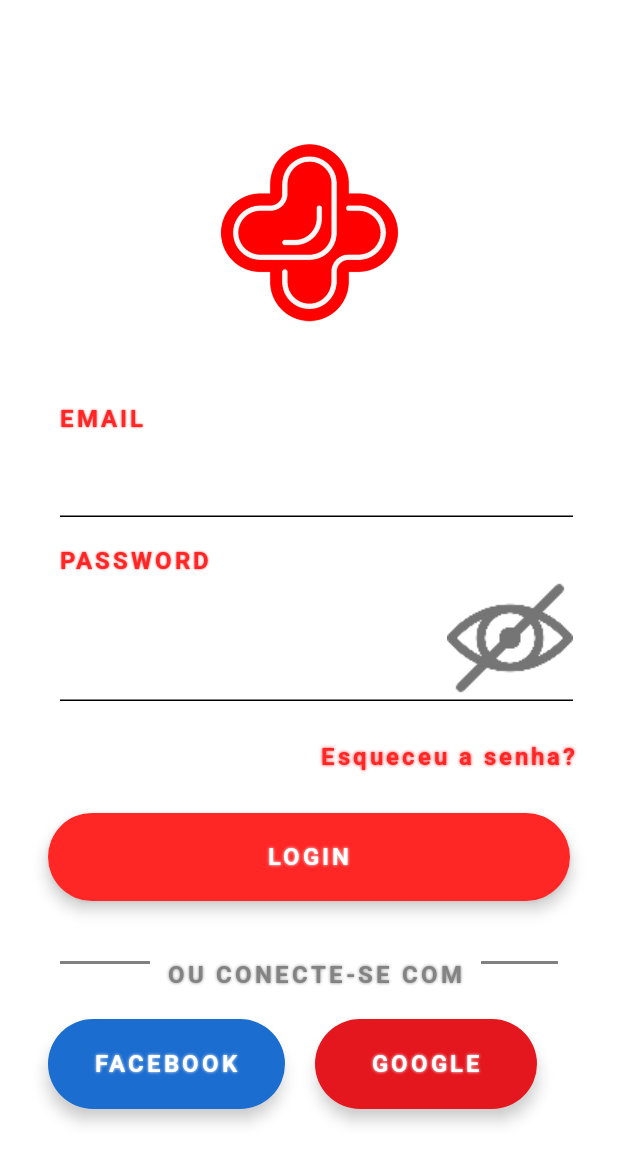
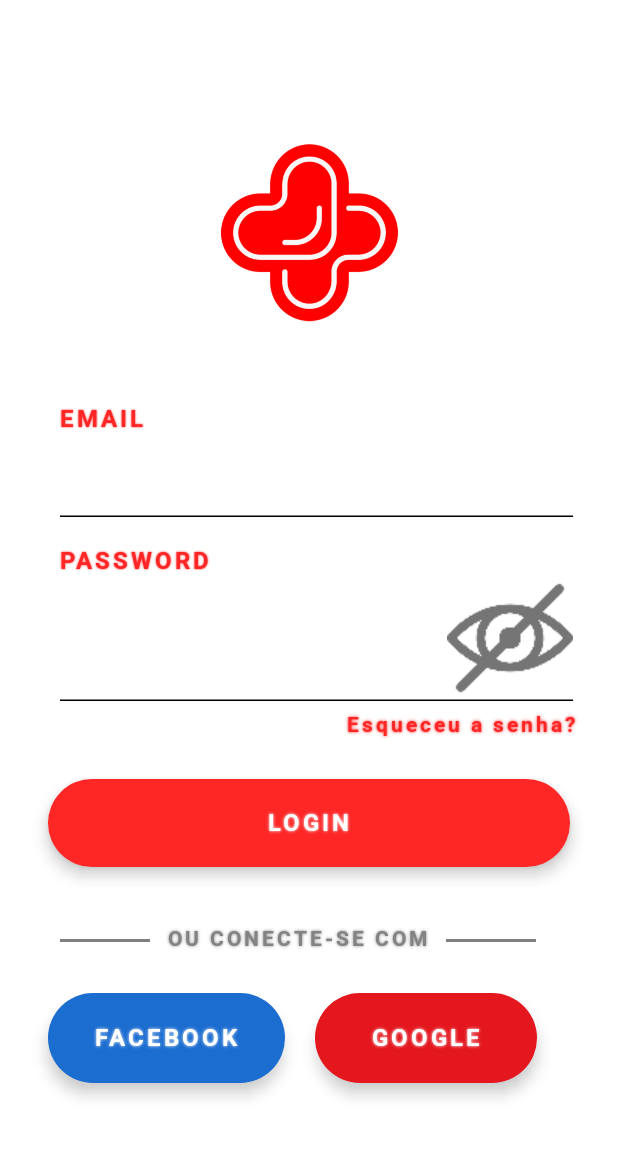
Before and after one commit to lsbloo/FarmaApp, an Android app built with Jetpack Compose: the screen it shows after launch (MainActivity), on a phone screen of 412 x 824 dp. Shown: the top 1163 px of the screen. Run offline under Robolectric (Android 15) with nearby library versions, the light colour scheme and no system bars; our stand-ins replace Room's generated code, Timber, livedata-compose.

Commit message:
feat(home): creating loginDao

```diff
--- a/app/src/main/java/com/farma/poc/core/config/constants/ConfigApplicationConstants.kt
+++ b/app/src/main/java/com/farma/poc/core/config/constants/ConfigApplicationConstants.kt
@@ -7,6 +7,6 @@ object ConfigApplicationConstants {
 
     // DATABASE_NAME
     const val NAME_DATABASE = "farma_db.db"
-    const val VERSION_DATABASE = 12
+    const val VERSION_DATABASE = 13
 
 }
--- a/app/src/main/java/com/farma/poc/core/config/data/FarmaAppDatabase.kt
+++ b/app/src/main/java/com/farma/poc/core/config/data/FarmaAppDatabase.kt
@@ -3,8 +3,10 @@ package com.farma.poc.core.config.data
 import androidx.room.Database
 import androidx.room.RoomDatabase
 import com.farma.poc.core.config.constants.ConfigApplicationConstants.VERSION_DATABASE
+import com.farma.poc.login.data.dao.LoginDAO
+import com.farma.poc.login.data.models.ResponseLoginDTO
 
-@Database(entities = [Person::class], version = VERSION_DATABASE)
+@Database(entities = [Person::class, ResponseLoginDTO::class], version = VERSION_DATABASE)
 abstract class FarmaAppDatabase: RoomDatabase() {
-
+    abstract fun loginDao(): LoginDAO
 }
--- a/app/src/main/java/com/farma/poc/core/config/data/FarmaDatabase.kt
+++ b/app/src/main/java/com/farma/poc/core/config/data/FarmaDatabase.kt
@@ -14,6 +14,7 @@ object FarmaDatabase {
             provideDatabase(androidApplication())
         }
     }
+
     private fun provideDatabase(application: Application): FarmaAppDatabase {
         return Room.databaseBuilder(application, FarmaAppDatabase::class.java, NAME_DATABASE)
             .fallbackToDestructiveMigration().allowMainThreadQueries().build()
--- a/app/src/main/java/com/farma/poc/core/config/network/RetrofitInitializer.kt
+++ b/app/src/main/java/com/farma/poc/core/config/network/RetrofitInitializer.kt
@@ -24,15 +24,11 @@ object RetrofitInitializer {
         }
 
         fun provideHttpClient(cache: Cache): OkHttpClient {
-            val interceptorLogger = HttpLoggingInterceptor { message ->
-                Timber.tag(
-                    "okHttp"
-                ).d(message)
-
-            }.setLevel(HttpLoggingInterceptor.Level.BASIC)
+            val interceptorLogger = HttpLoggingInterceptor()
+            interceptorLogger.level = HttpLoggingInterceptor.Level.BODY
             val cachedOkHttpClientBuilder = OkHttpClient.Builder().apply {
                 cache
-                addInterceptor(interceptorLogger)
+               addInterceptor(interceptorLogger)
             }
             return cachedOkHttpClientBuilder.build()
         }
--- a/app/src/main/java/com/farma/poc/core/utils/components/CustomTextField.kt
+++ b/app/src/main/java/com/farma/poc/core/utils/components/CustomTextField.kt
@@ -25,6 +25,7 @@ import com.farma.poc.core.resources.colors.Colors
 fun customTextField(
     modifier: Modifier,
     isPassword: Boolean,
+    changePasswordTransformation: Boolean? = null,
     state: String,
     onValueChange: (String) -> Unit,
     label: @Composable() (() -> Unit)? = null,
@@ -32,6 +33,8 @@ fun customTextField(
     leadingIcon: @Composable() (() -> Unit)? = null, textStyle: TextStyle? = null,
     trailingIcon: @Composable (() -> Unit)? = null,
 ) {
+    val maxCharPassword = 10
+    val maxCharOtherField = 40
     return TextField(
         colors = TextFieldDefaults.outlinedTextFieldColors(
             focusedBorderColor = Colors.redPrimary,
@@ -39,14 +42,19 @@ fun customTextField(
         ),
         modifier = modifier,
         value = state,
-        onValueChange = { onValueChange.invoke(it) },
+        onValueChange = {
+            if (it.length <= maxCharPassword && isPassword) onValueChange.invoke(it)
+            else if (!isPassword && it.length <= maxCharOtherField) {
+                onValueChange.invoke(it)
+            }
+        },
         label = label,
         placeholder = placeholder,
         leadingIcon = leadingIcon,
         keyboardOptions = if (isPassword) KeyboardOptions(keyboardType = KeyboardType.Password) else {
             KeyboardOptions(keyboardType = KeyboardType.Text)
         },
-        visualTransformation = if (isPassword) PasswordVisualTransformation() else {
+        visualTransformation = if (isPassword && changePasswordTransformation == true) PasswordVisualTransformation() else {
             VisualTransformation.None
         },
         trailingIcon = trailingIcon,
--- /dev/null
+++ b/app/src/main/java/com/farma/poc/login/data/dao/LoginDAO.kt
@@ -0,0 +1,19 @@
+package com.farma.poc.login.data.dao
+
+import androidx.lifecycle.LiveData
+import androidx.room.Dao
+import androidx.room.Insert
+import androidx.room.OnConflictStrategy
+import androidx.room.Query
+import com.farma.poc.login.data.models.ResponseLoginDTO
+
+@Dao
+interface LoginDAO {
+
+    @Insert(onConflict = OnConflictStrategy.REPLACE)
+    fun insertLoginToken(loginDTO: ResponseLoginDTO)
+
+    @Query("select * from tokenlogin where id=:idUser")
+    fun getLoginToken(idUser: Int): LiveData<ResponseLoginDTO?>
+
+}
--- a/app/src/main/java/com/farma/poc/login/data/di/LoginSetup.kt
+++ b/app/src/main/java/com/farma/poc/login/data/di/LoginSetup.kt
@@ -1,6 +1,8 @@
 package com.farma.poc.login.data.di
 
+import com.farma.poc.core.config.data.FarmaAppDatabase
 import com.farma.poc.login.data.api.LoginAPI
+import com.farma.poc.login.data.dao.LoginDAO
 import com.farma.poc.login.data.repository.LoginRepository
 import com.farma.poc.login.data.task.LoginApiTask
 import com.farma.poc.login.presentation.LoginViewModel
@@ -9,17 +11,21 @@ import retrofit2.Retrofit
 
 object LoginSetup {
 
-    private fun provideLoginApi(retrofit: Retrofit): LoginAPI = retrofit.create(LoginAPI::class.java)
+    private fun provideLoginApi(retrofit: Retrofit): LoginAPI =
+        retrofit.create(LoginAPI::class.java)
 
-    private fun provideLoginApiTask( loginAPI: LoginAPI): LoginApiTask {
+    private fun provideLoginApiTask(loginAPI: LoginAPI): LoginApiTask {
         return LoginApiTask(loginAPI = loginAPI)
     }
 
-    private fun provideLoginRepository(loginApiTask: LoginApiTask): LoginRepository {
-        return LoginRepository(loginApiTask = loginApiTask)
+    private fun provideLoginRepository(
+        loginApiTask: LoginApiTask,
+        databaseInstance: FarmaAppDatabase
+    ): LoginRepository {
+        return LoginRepository(loginApiTask = loginApiTask, loginDAO = databaseInstance.loginDao())
     }
 
-    private fun provideLoginViewModel(loginRepository: LoginRepository): LoginViewModel{
+    private fun provideLoginViewModel(loginRepository: LoginRepository): LoginViewModel {
         return LoginViewModel(loginRepository = loginRepository)
     }
 
@@ -31,8 +37,8 @@ object LoginSetup {
         single {
             provideLoginApiTask(get())
         }
-        single { provideLoginRepository(get()) }
-        single { provideLoginViewModel(get())}
+        single { provideLoginRepository(get(), get()) }
+        single { provideLoginViewModel(get()) }
     }
 
 }
--- a/app/src/main/java/com/farma/poc/login/data/repository/LoginRepository.kt
+++ b/app/src/main/java/com/farma/poc/login/data/repository/LoginRepository.kt
@@ -1,18 +1,26 @@
 package com.farma.poc.login.data.repository
 
+import androidx.lifecycle.LiveData
+import com.farma.poc.login.data.dao.LoginDAO
 import com.farma.poc.login.data.models.ResponseLoginDTO
 import com.farma.poc.login.data.task.LoginApiTask
+import kotlinx.coroutines.CoroutineScope
+import kotlinx.coroutines.Dispatchers
+import kotlinx.coroutines.launch
 import okhttp3.ResponseBody
 
-class LoginRepository(private val loginApiTask: LoginApiTask) {
+class LoginRepository(private val loginApiTask: LoginApiTask, private val loginDAO: LoginDAO) {
 
 
-    suspend fun authenticateUser(onSuccess: (ResponseLoginDTO?) -> Unit,
+    suspend fun authenticateUser(onSuccess: (LiveData<ResponseLoginDTO?>) -> Unit,
                                  onFailure: (ResponseBody?) -> Unit,
-    onShowLoading: (Boolean) -> Unit): Unit {
+                                 onShowLoading: (Boolean) -> Unit): Unit {
         loginApiTask.authenticateUser(
             onSuccess = {
-                onSuccess.invoke(it.data)
+                it.data?.let { data -> loginDAO.insertLoginToken(data) }
+                getDataCached { dataCached ->
+                    onSuccess.invoke(dataCached)
+                }
             },
             onFailure = {
                 onFailure.invoke(it.data)
@@ -22,4 +30,14 @@ class LoginRepository(private val loginApiTask: LoginApiTask) {
             }
         )
     }
+
+    private fun getDataCached(onSuccess: (LiveData<ResponseLoginDTO?>) -> Unit) {
+        CoroutineScope(Dispatchers.IO).launch {
+            onSuccess.invoke(loginDAO.getLoginToken(SINGLE_ID_USER))
+        }
+    }
+
+    companion object {
+        private const val SINGLE_ID_USER = 1
+    }
 }
--- a/app/src/main/java/com/farma/poc/login/presentation/LoginComponent.kt
+++ b/app/src/main/java/com/farma/poc/login/presentation/LoginComponent.kt
@@ -2,6 +2,7 @@ package com.farma.poc.login.presentation
 
 
 import android.content.Context
+import android.widget.Toast
 import androidx.compose.animation.*
 import androidx.compose.animation.core.FastOutSlowInEasing
 import androidx.compose.animation.core.LinearOutSlowInEasing
@@ -22,6 +23,7 @@ import androidx.compose.ui.graphics.Color
 import androidx.compose.ui.graphics.Shadow
 import androidx.compose.ui.res.painterResource
 import androidx.compose.ui.text.font.FontWeight
+import androidx.compose.ui.tooling.preview.Preview
 import androidx.compose.ui.unit.*
 import com.farma.poc.R
 import com.farma.poc.core.resources.colors.Colors
@@ -110,8 +112,8 @@ fun bodyContent(loginViewModel: LoginViewModel, context: Context, scaffoldState:
             CustomErrorFeedBack(
                 snackBarHostState = scaffoldState.snackbarHostState,
                 coroutineScope = coroutineScope,
-                message = "Não foi possivel realizar o login",
-                actionLabel = "Fechar",
+                message = context.getString(R.string.error_login_request),
+                actionLabel = context.getString(R.string.label_closed_button),
                 durationSnackBar = DurationSnackBarEnum.SHORT,
                 actionPerformed = {
 
@@ -164,7 +166,7 @@ fun bodyContent(loginViewModel: LoginViewModel, context: Context, scaffoldState:
                 end = 10.dp
             ),
             isPassword = false,
-            loginText,
+            state = loginText,
             onValueChange = { newValue ->
                 loginText = newValue
             })
@@ -193,7 +195,8 @@ fun bodyContent(loginViewModel: LoginViewModel, context: Context, scaffoldState:
                 .padding(
                     end = 10.dp
                 ),
-            isPassword = loginViewModel.stateEyeLogin.value,
+            isPassword = true,
+            changePasswordTransformation = loginViewModel.stateEyeLogin.value,
             passwordText,
             onValueChange = { newValue ->
                 passwordText = newValue
@@ -212,7 +215,7 @@ fun bodyContent(loginViewModel: LoginViewModel, context: Context, scaffoldState:
             },
         )
 
-        Spacer(modifier = Modifier.height(28.dp))
+        Spacer(modifier = Modifier.height(8.dp))
         CustomTextView().apply {
             customTextView(
                 text = context.getString(R.string.label_forgot_pass), upperCase = false,
@@ -226,7 +229,8 @@ fun bodyContent(loginViewModel: LoginViewModel, context: Context, scaffoldState:
                         color = Colors.redQuar,
                         blurRadius = 2F,
                     )
-                ).typography.h2
+                ).typography.h2,
+                fontSize = 14.sp
             )
         }
 
@@ -273,32 +277,32 @@ fun bodyContent(loginViewModel: LoginViewModel, context: Context, scaffoldState:
             Divider(
                 color = Colors.dimGray, thickness = 2.dp, modifier = Modifier
                     .width(100.dp)
-                    .padding(start = 40.dp)
+                    .padding(start = 40.dp, top = 8.dp)
             )
             CustomTextView().apply {
                 customTextView(
                     text = context.getString(R.string.label_connect_with),
                     upperCase = true,
                     modifier = Modifier
-                        .padding(start = 12.dp, end = 12.dp)
-                        .align(Alignment.CenterVertically),
+                        .padding(start = 12.dp, end = 12.dp),
                     color = Colors.dimGrayTwo,
                     textStyle = FontsTheme(
                         shadow = Shadow(
                             color = Colors.dimGrayTwo,
                             blurRadius = 2F,
                         )
-                    ).typography.h1
+                    ).typography.h1,
+                    fontSize = 14.sp
                 )
             }
             Divider(
                 color = Colors.dimGray, thickness = 2.dp, modifier = Modifier
                     .width(100.dp)
-                    .padding(end = 40.dp)
+                    .padding(end = 40.dp, top = 8.dp)
             )
         }
 
-        Spacer(modifier = Modifier.height(20.dp))
+        Spacer(modifier = Modifier.height(28.dp))
         Row(modifier = Modifier.fillMaxWidth()) {
             CustomCircularButton().apply {
                 customCircularButton(
@@ -320,7 +324,13 @@ fun bodyContent(loginViewModel: LoginViewModel, context: Context, scaffoldState:
                             )
                         }
                     },
-                    onClick = { },
+                    onClick = {
+                        Toast.makeText(
+                            context,
+                            context.getString(R.string.function_not_implemented),
+                            Toast.LENGTH_SHORT
+                        ).show()
+                    },
                     elevation = ButtonDefaults.elevation(
                         defaultElevation = 6.dp,
                         pressedElevation = 8.dp,
@@ -356,7 +366,13 @@ fun bodyContent(loginViewModel: LoginViewModel, context: Context, scaffoldState:
                             )
                         }
                     },
-                    onClick = { },
+                    onClick = {
+                        Toast.makeText(
+                            context,
+                            context.getString(R.string.function_not_implemented),
+                            Toast.LENGTH_SHORT
+                        ).show()
+                    },
                     elevation = ButtonDefaults.elevation(
                         defaultElevation = 6.dp,
                         pressedElevation = 8.dp,
--- a/app/src/main/java/com/farma/poc/login/presentation/LoginViewModel.kt
+++ b/app/src/main/java/com/farma/poc/login/presentation/LoginViewModel.kt
@@ -45,7 +45,7 @@ class LoginViewModel(private val loginRepository: LoginRepository) : BaseViewMod
     suspend fun login() {
         loginRepository.authenticateUser(
             onSuccess = {
-                _authenticateUser.postValue(it)
+                _authenticateUser.postValue(it.value)
                 redirectHomeApp()
             },
             onFailure = {
--- a/app/src/main/res/values/strings.xml
+++ b/app/src/main/res/values/strings.xml
@@ -10,4 +10,11 @@
     <string name="button_facebook">facebook</string>
     <string name="button_google">google</string>
 
+    <string name="label_closed_button">Fechar</string>
+
+
+    <!-- Messages Warning -->
+    <string name="function_not_implemented">Funcionalidade não implementada!</string>
+    <string name="error_login_request">Não foi possivel realizar o login</string>
+
 </resources>
```
Also changed, not shown: app/src/main/java/com/farma/poc/core/config/application/MainApplication.kt (+7 -4 lines), app/src/main/java/com/farma/poc/login/data/models/ResponseLoginDTO.kt (+8 -0 lines).
